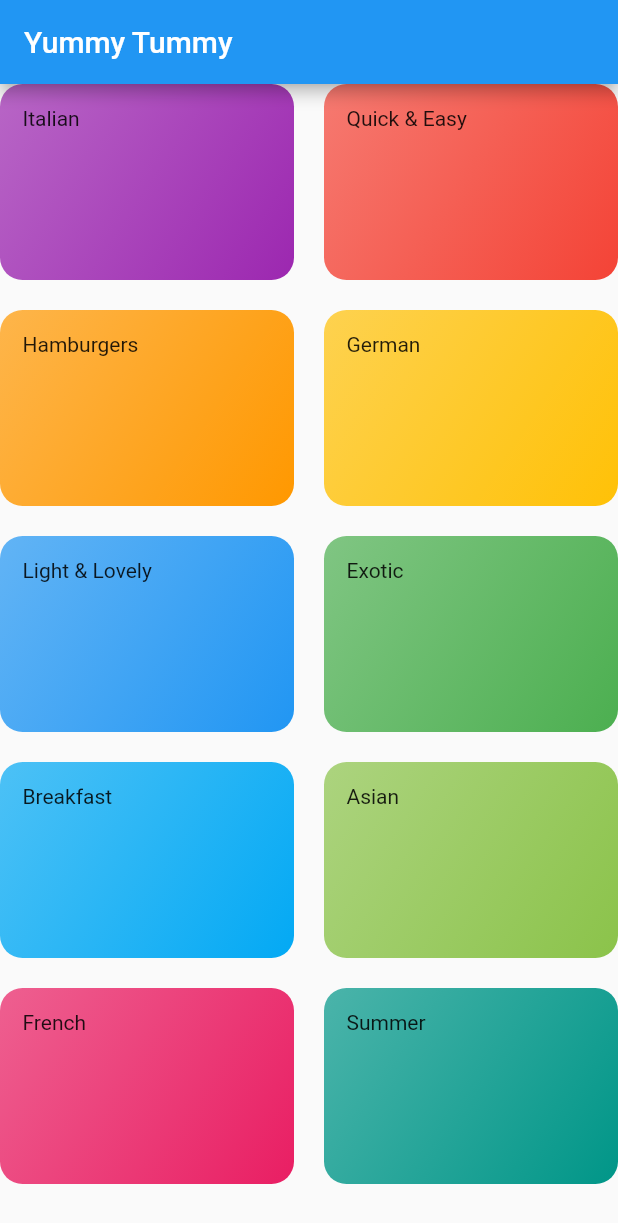
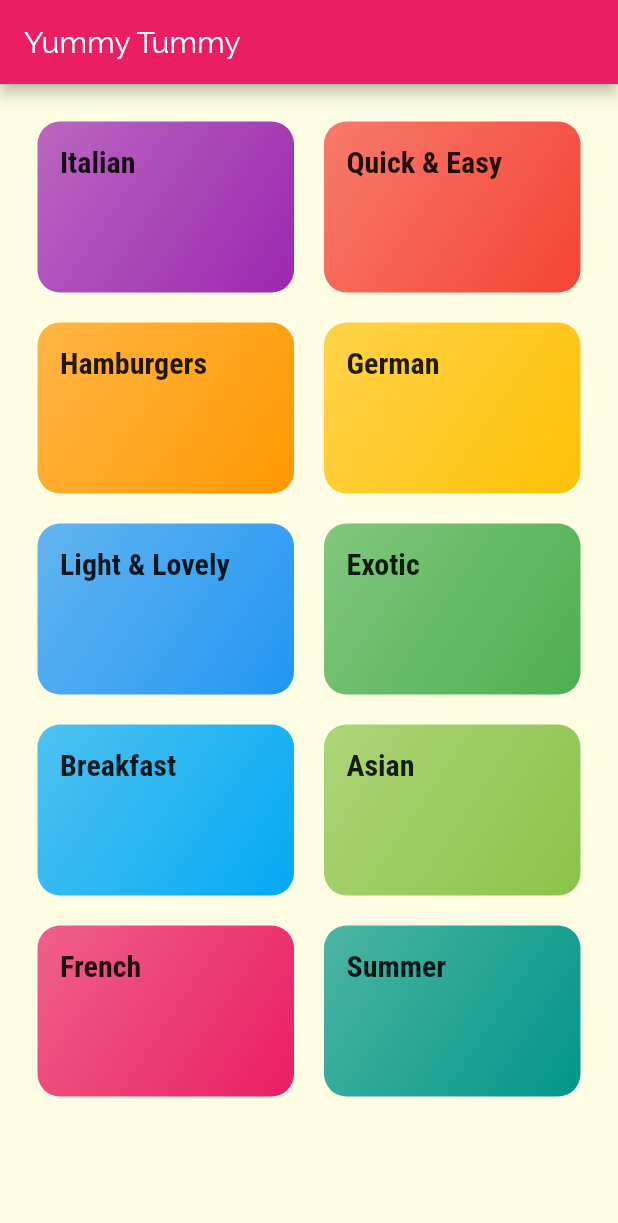
Before and after one commit to Injamuri-Krutika/YummyTummy, a Flutter app: the screen it shows after launch, on a phone screen of 412 x 824 dp. Shown: the top 1223 px of the screen. Run offline on Flutter 3.47's test engine with Material 2 defaults, Android fonts, the phone set to English and light mode, and no system bars.

Commit message:
Routing to a new screen

```diff
--- a/lib/categories_screen.dart
+++ b/lib/categories_screen.dart
@@ -8,6 +8,7 @@ class CategoriesScreen extends StatelessWidget {
     return Scaffold(
         appBar: AppBar(title: const Text("Yummy Tummy")),
         body: GridView(
+          padding: const EdgeInsets.all(25),
           gridDelegate: SliverGridDelegateWithMaxCrossAxisExtent(
               maxCrossAxisExtent: 200,
               childAspectRatio: 3 / 2,
--- a/lib/category_item.dart
+++ b/lib/category_item.dart
@@ -1,3 +1,4 @@
+import 'package:YummuTummy/category_meals_screen.dart';
 import 'package:flutter/material.dart';
 
 class CategoryItem extends StatelessWidget {
@@ -6,16 +7,30 @@ class CategoryItem extends StatelessWidget {
 
   CategoryItem(this.title, this.color);
 
+  void selectCategory(BuildContext ctx) {
+    Navigator.of(ctx).push(MaterialPageRoute(builder: (_) {
+      return CategoryMealsScreen();
+    }));
+  }
+
   @override
   Widget build(BuildContext context) {
-    return Container(
+    return InkWell(
+      onTap: () => selectCategory(context),
+      splashColor: Theme.of(context).primaryColor,
+      borderRadius: BorderRadius.circular(15),
+      child: Container(
           padding: const EdgeInsets.all(15),
-        child: Text(title),
+          child: Text(
+            title,
+            style: Theme.of(context).textTheme.headline6,
+          ),
           decoration: BoxDecoration(
               gradient: LinearGradient(
                   colors: [color.withOpacity(0.7), color],
                   begin: Alignment.topLeft,
                   end: Alignment.bottomRight),
-            borderRadius: BorderRadius.circular(15)));
+              borderRadius: BorderRadius.circular(15))),
+    );
   }
 }
--- a/lib/main.dart
+++ b/lib/main.dart
@@ -12,7 +12,17 @@ class YummyTummy extends StatelessWidget {
         title: "Yummy in my Tummy",
         home: CategoriesScreen(),
         theme: ThemeData(
-          primarySwatch: Colors.blue,
-        ));
+            primarySwatch: Colors.pink,
+            accentColor: Colors.amber,
+            canvasColor: Color.fromRGBO(255, 254, 229, 1),
+            fontFamily: 'Raleway',
+            textTheme: ThemeData.light().textTheme.copyWith(
+                bodyText1: TextStyle(color: Color.fromRGBO(20, 51, 51, 1)),
+                bodyText2: TextStyle(color: Color.fromRGBO(20, 51, 51, 1)),
+                headline6: TextStyle(
+                  fontSize: 20,
+                  fontFamily: 'RobotoCondensed',
+                  fontWeight: FontWeight.bold,
+                ))));
   }
 }
```
Also changed, not shown: lib/category_meals_screen.dart (added, +12 -0 lines), pubspec.lock. Lines whose indentation alone changed are shown as unchanged.
